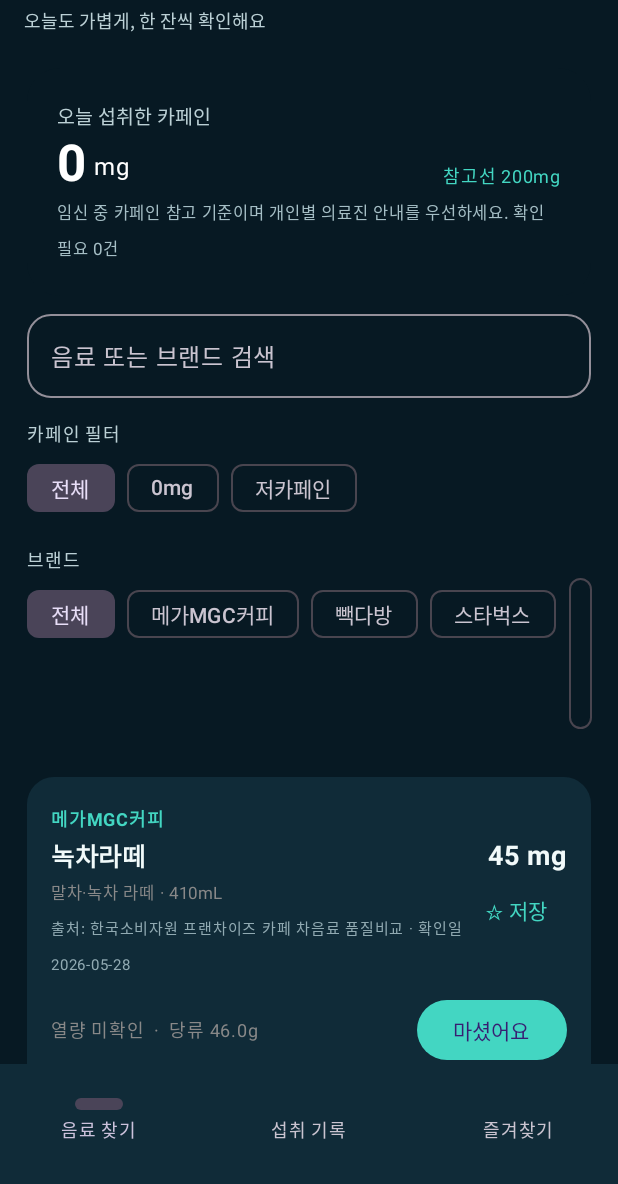
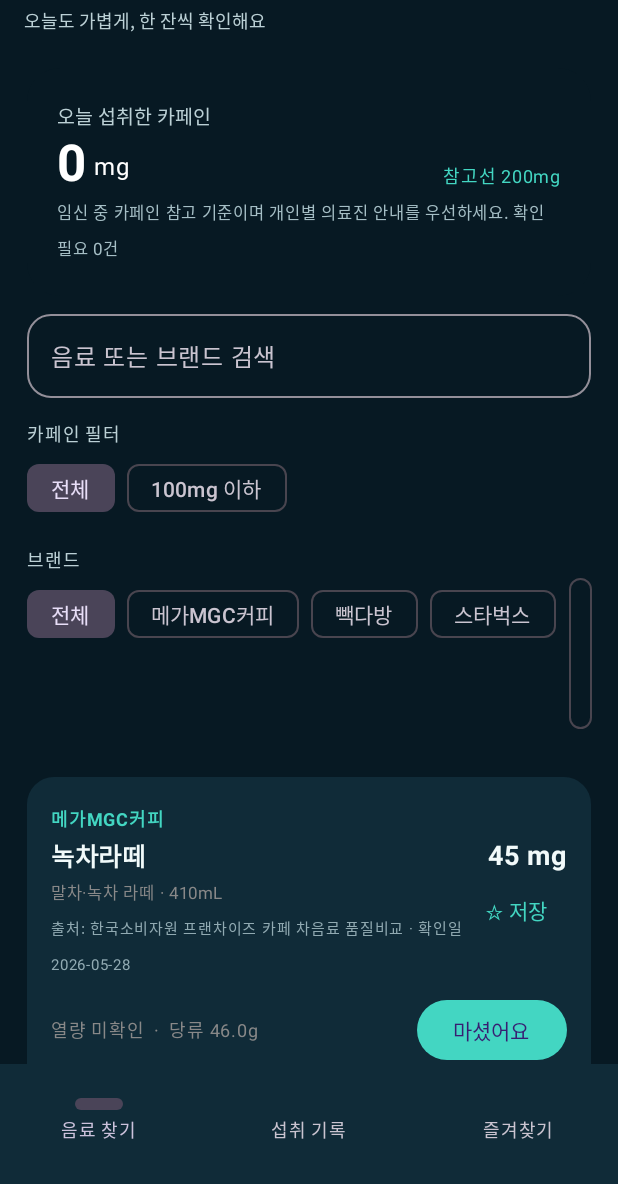
Before and after one commit to ldg4884-tech/caffeine-check-android-, an Android app built with Jetpack Compose: the screen it shows after launch (MainActivity), on a phone screen of 412 x 824 dp, the part 52-1236 px from its top. Run offline under Robolectric (Android 15) with nearby library versions, the phone set to English and light mode, and no system bars.

Commit message:
Fix verified favorite records and remove unsupported zero-caffeine filter

```diff
--- a/app/src/main/java/kr/co/caffeinecheck/app/MainActivity.kt
+++ b/app/src/main/java/kr/co/caffeinecheck/app/MainActivity.kt
@@ -73,7 +73,7 @@ fun CaffeineApp(context: Context) {
         (it.name.contains(query, true) || it.brand.contains(query, true)) &&
             (selectedBrand == "전체" || it.brand == selectedBrand) &&
             when (caffeineFilter) {
-                "0mg" -> it.caffeine == 0
+                "100mg 이하" -> it.caffeine != null && it.caffeine <= 100
                 "저카페인" -> it.caffeine != null && it.caffeine in 1..100
                 else -> true
             }
@@ -136,7 +136,7 @@ fun CaffeineApp(context: Context) {
                     item {
                         Text("카페인 필터", color = Color(0xFFBBD0D5), fontSize = 12.sp)
                         Row(horizontalArrangement = Arrangement.spacedBy(8.dp)) {
-                            listOf("전체", "0mg", "저카페인").forEach { option ->
+                            listOf("전체", "100mg 이하").forEach { option ->
                                 FilterChip(selected = caffeineFilter == option, onClick = { caffeineFilter = option }, label = { Text(option) })
                             }
                         }
@@ -208,7 +208,7 @@ fun CaffeineApp(context: Context) {
                             val record = JSONObject().apply {
                                 put("name", drink.name); put("brand", drink.brand)
                                 put("caffeine", drink.caffeine ?: 0); put("known", drink.caffeine != null)
-                                put("verified", false); put("time", System.currentTimeMillis())
+                                put("verified", drink.caffeine != null); put("source", drink.source); put("checkedDate", drink.checkedDate); put("volumeMl", drink.volumeMl ?: JSONObject.NULL); put("sugar", drink.sugar ?: JSONObject.NULL); put("kcal", drink.kcal ?: JSONObject.NULL); put("time", System.currentTimeMillis())
                             }
                             consumed = consumed + record
                             saveRecords(prefs, consumed)
```
